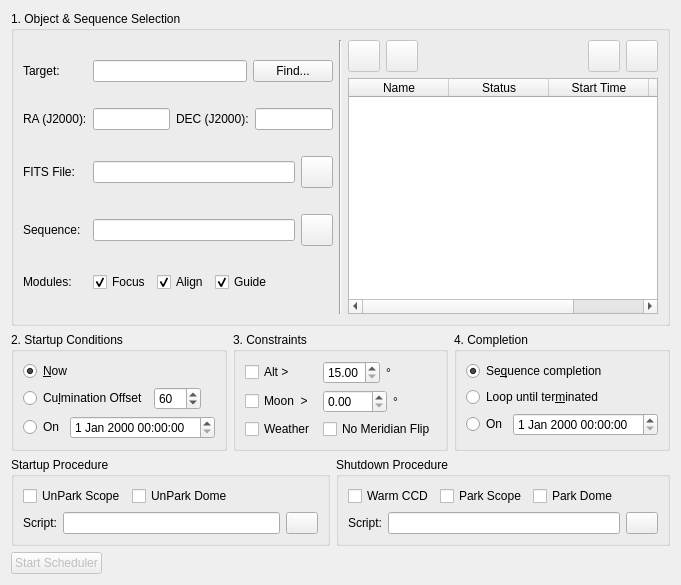
KDE/kstars, file kstars/ekos/scheduler.ui: the form before one commit.
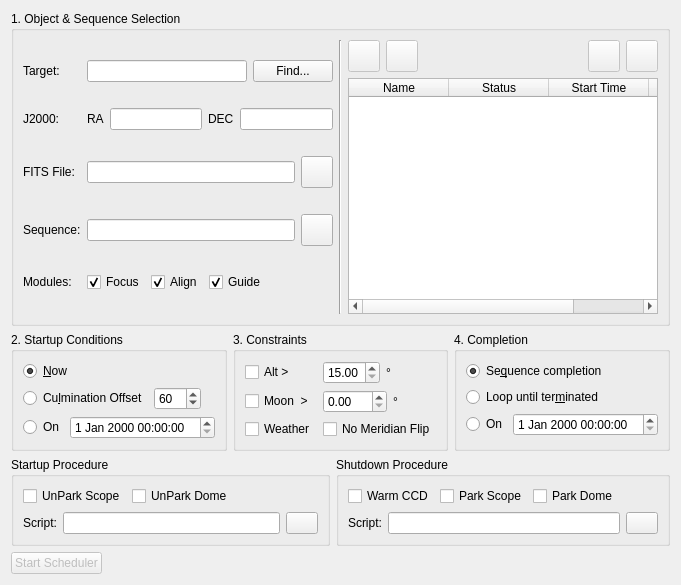
The form after the commit. Custom widgets are drawn as their Qt base class.

Commit message: Use new INDI icon and more progress in scheduler

The edit to the form file:
```diff
--- a/kstars/ekos/scheduler.ui
+++ b/kstars/ekos/scheduler.ui
@@ -43,12 +43,19 @@
         <item row="1" column="0">
          <widget class="QLabel" name="label">
           <property name="text">
-           <string>RA (J2000):</string>
+           <string>J2000:</string>
           </property>
          </widget>
         </item>
         <item row="1" column="1">
          <layout class="QHBoxLayout" name="horizontalLayout_17">
+          <item>
+           <widget class="QLabel" name="label_6">
+            <property name="text">
+             <string>RA</string>
+            </property>
+           </widget>
+          </item>
           <item>
            <widget class="dmsBox" name="raBox">
             <property name="toolTip">
@@ -59,7 +66,7 @@
           <item>
            <widget class="QLabel" name="label_2">
             <property name="text">
-             <string>DEC (J2000):</string>
+             <string>DEC</string>
             </property>
            </widget>
           </item>
```
Left out of the diff: 9 changed lines with no effect on the pictures. The commit also changes 13 other files.
